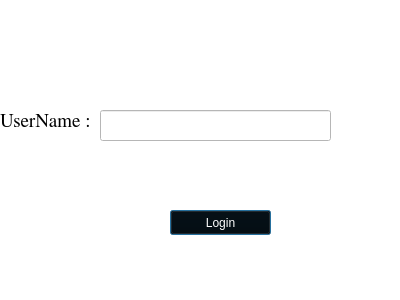
First picture: the form in stafflogin.ui, repository maliklewis/comp3004, before the edit.
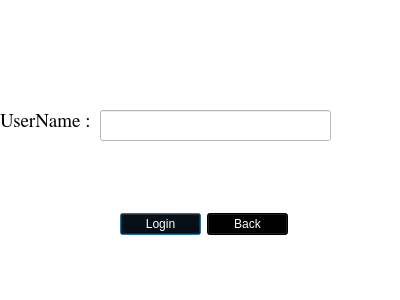
Second picture: the form after the edit. Icons and pictures are not drawn.

Commit message: added back buttons

The edit to the form file:
```diff
--- a/stafflogin.ui
+++ b/stafflogin.ui
@@ -47,24 +47,6 @@
     <string>UserName :</string>
    </property>
   </widget>
-  <widget class="QPushButton" name="loginButton">
-   <property name="geometry">
-    <rect>
-     <x>170</x>
-     <y>210</y>
-     <width>101</width>
-     <height>25</height>
-    </rect>
-   </property>
-   <property name="styleSheet">
-    <string notr="true">color: rgb(255, 255, 255);
-background-color: rgb(0, 0, 0);
-font: 75 11pt &quot;DejaVu Sans Mono&quot;;</string>
-   </property>
-   <property name="text">
-    <string>Login</string>
-   </property>
-  </widget>
   <widget class="QLineEdit" name="userName">
    <property name="geometry">
     <rect>
@@ -100,6 +82,42 @@
     <bool>false</bool>
    </property>
   </widget>
+  <widget class="QWidget" name="">
+   <property name="geometry">
+    <rect>
+     <x>120</x>
+     <y>210</y>
+     <width>168</width>
+     <height>28</height>
+    </rect>
+   </property>
+   <layout class="QHBoxLayout" name="horizontalLayout">
+    <item>
+     <widget class="QPushButton" name="loginButton">
+      <property name="styleSheet">
+       <string notr="true">color: rgb(255, 255, 255);
+background-color: rgb(0, 0, 0);
+font: 75 11pt &quot;DejaVu Sans Mono&quot;;</string>
+      </property>
+      <property name="text">
+       <string>Login</string>
+      </property>
+     </widget>
+    </item>
+    <item>
+     <widget class="QPushButton" name="backButton">
+      <property name="styleSheet">
+       <string notr="true">color: rgb(255, 255, 255);
+background-color: rgb(0, 0, 0);
+font: 75 11pt &quot;DejaVu Sans Mono&quot;;</string>
+      </property>
+      <property name="text">
+       <string>Back</string>
+      </property>
+     </widget>
+    </item>
+   </layout>
+  </widget>
   <zorder>label_2</zorder>
   <zorder>label</zorder>
   <zorder>loginButton</zorder>
```
Left out of the diff: 1 changed line with no effect on the pictures. The commit also changes 12 other files.
